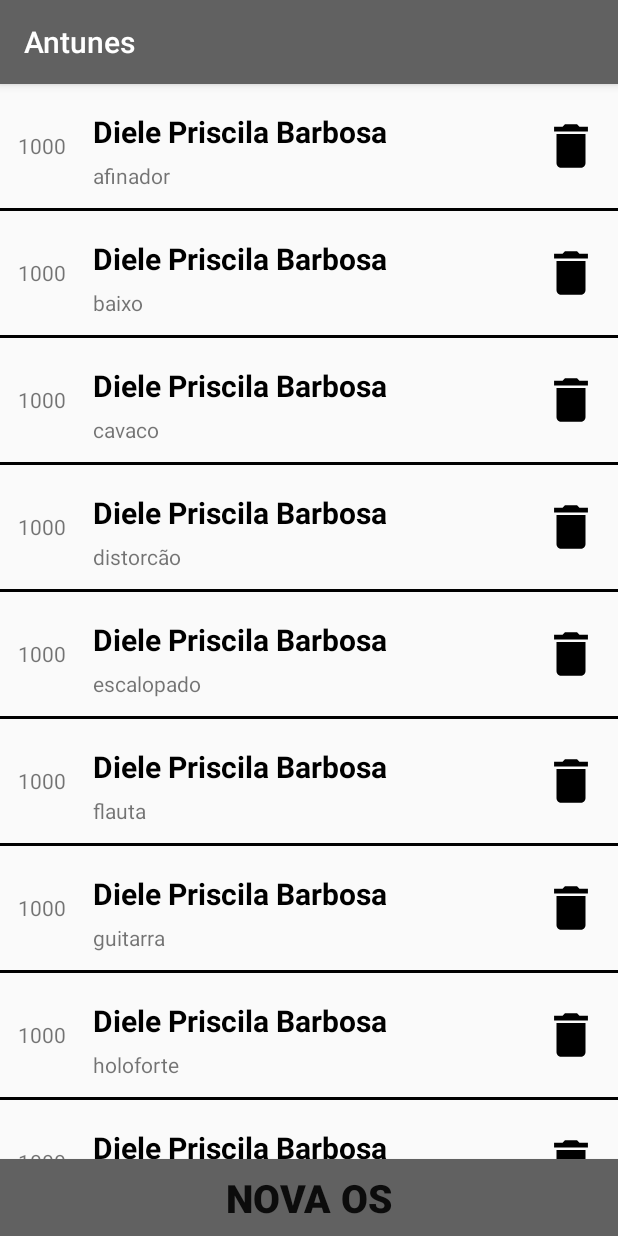
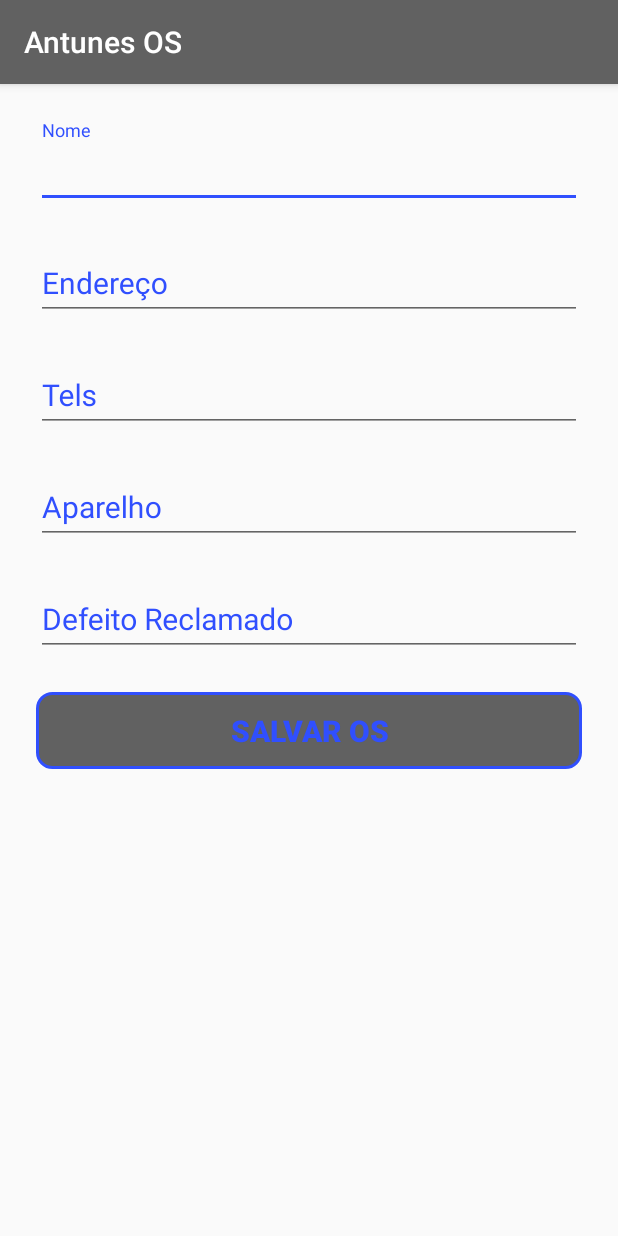
Before and after one commit to brucebarbosa/Antunes, an Android app: the screen it shows after launch (MainActivity before the commit, NovaOsActivity after it), after a tap on "NOVA OS", on a phone screen of 412 x 824 dp. Run offline under Robolectric (Android 15) with nearby library versions, the light colour scheme and no system bars.

Commit message:
Tela Nova OS finalizada

```diff
--- a/app/build.gradle
+++ b/app/build.gradle
@@ -27,4 +27,5 @@ dependencies {
     implementation "org.jetbrains.kotlin:kotlin-stdlib-jdk7:$kotlin_version"
     implementation 'com.android.support:appcompat-v7:27.1.1'
     implementation 'com.android.support:design:27.1.1'
+    implementation 'ru.egslava:MaskedEditText:1.0.5'
 }
--- a/app/src/main/AndroidManifest.xml
+++ b/app/src/main/AndroidManifest.xml
@@ -16,6 +16,9 @@
                 <category android:name="android.intent.category.LAUNCHER" />
             </intent-filter>
         </activity>
+        <activity android:name=".EditarOsActivity"
+            android:windowSoftInputMode="stateHidden|stateAlwaysHidden"/>
+        <activity android:name=".NovaOsActivity"/>
     </application>
 
 </manifest>
--- a/app/src/main/java/com/brucedesenvolve/antunes/ListaOsAdapter.kt
+++ b/app/src/main/java/com/brucedesenvolve/antunes/ListaOsAdapter.kt
@@ -2,6 +2,7 @@ package com.brucedesenvolve.antunes
 
 import android.app.AlertDialog
 import android.content.Context
+import android.content.Intent
 import android.support.v7.widget.RecyclerView
 import android.view.LayoutInflater
 import android.view.View
@@ -19,14 +20,14 @@ class ListaOsAdapter(private val teste: Array<String>, private val context: Cont
     override fun onBindViewHolder(holder: ViewHolder, position: Int) {
         val produto = teste[position]
         holder.numeroOs.text = "1000"
-        holder.nomeCliente.text = "Diele Priscila Barbosa"
-        holder.produto.text = produto
+        holder.nome.text = "Diele Priscila Barbosa"
+        holder.aparelho.text = produto
         holder.apaparOs.setOnClickListener {
-            AlertDialog.Builder(context).setMessage("Deseja realmente apagar esta OS?")
+            AlertDialog.Builder(context).setTitle("Deseja apagar esta OS?")
                     .setPositiveButton("Apagar") {_, _ -> Toast.makeText(context, "Produto: $produto", Toast.LENGTH_SHORT).show() }
                     .setNegativeButton("Cancelar") {_, _ -> return@setNegativeButton }.create().show()
         }
-        holder.itemView.setOnClickListener{Toast.makeText(context, "Esta é a linha: $position", Toast.LENGTH_SHORT).show()}
+        holder.itemView.setOnClickListener{context.startActivity(Intent(context, EditarOsActivity::class.java))}
     }
 
     override fun getItemCount(): Int {
@@ -34,9 +35,9 @@ class ListaOsAdapter(private val teste: Array<String>, private val context: Cont
     }
 
     class ViewHolder(itemView: View) : RecyclerView.ViewHolder(itemView) {
-        val numeroOs = itemView.numero_os
-        val nomeCliente = itemView.nome_cliente
-        val produto = itemView.produto
-        val apaparOs = itemView.apagar_os
+        val numeroOs = itemView.tv_numero_os
+        val nome = itemView.tv_nome
+        val aparelho = itemView.tv_aparelho
+        val apaparOs = itemView.bt_apagar_os
     }
 }
--- a/app/src/main/java/com/brucedesenvolve/antunes/MainActivity.kt
+++ b/app/src/main/java/com/brucedesenvolve/antunes/MainActivity.kt
@@ -1,5 +1,6 @@
 package com.brucedesenvolve.antunes
 
+import android.content.Intent
 import android.support.v7.app.AppCompatActivity
 import android.os.Bundle
 import android.support.v7.widget.LinearLayoutManager
@@ -12,11 +13,11 @@ class MainActivity : AppCompatActivity() {
         super.onCreate(savedInstanceState)
         setContentView(R.layout.activity_main)
 
-        criar_os.setOnClickListener {Toast.makeText(this, "Abre activity", Toast.LENGTH_SHORT).show()}
+        bt_criar_os.setOnClickListener {startActivity(Intent(this, NovaOsActivity::class.java))}
 
         val list = arrayOf("afinador", "baixo", "cavaco", "distorcão", "escalopado", "flauta", "guitarra", "holoforte", "iGuitar", "jojoba", "ll200", "mano a mano")
 
-        lista_os.layoutManager = LinearLayoutManager(this)
-        lista_os.adapter = ListaOsAdapter(list, this)
+        rv_lista_os.layoutManager = LinearLayoutManager(this)
+        rv_lista_os.adapter = ListaOsAdapter(list, this)
     }
 }
--- /dev/null
+++ b/app/src/main/java/com/brucedesenvolve/antunes/NovaOsActivity.kt
@@ -0,0 +1,12 @@
+package com.brucedesenvolve.antunes
+
+import android.support.v7.app.AppCompatActivity
+import android.os.Bundle
+
+class NovaOsActivity : AppCompatActivity() {
+
+    override fun onCreate(savedInstanceState: Bundle?) {
+        super.onCreate(savedInstanceState)
+        setContentView(R.layout.activity_nova_os)
+    }
+}
--- /dev/null
+++ b/app/src/main/res/drawable/botao_customizado.xml
@@ -0,0 +1,18 @@
+<?xml version="1.0" encoding="utf-8"?>
+<shape xmlns:android="http://schemas.android.com/apk/res/android"
+    android:shape="rectangle"
+    >
+
+    <corners
+        android:radius="10dp"
+        />
+
+    <solid
+        android:color="@color/colorPrimary"
+        />
+
+    <stroke
+        android:width="2dp"
+        android:color="@color/colorAccent"
+        />
+</shape>
--- a/app/src/main/res/layout/activity_main.xml
+++ b/app/src/main/res/layout/activity_main.xml
@@ -5,20 +5,20 @@
     android:orientation="vertical">
 
     <android.support.v7.widget.RecyclerView
-        android:id="@+id/lista_os"
+        android:id="@+id/rv_lista_os"
         android:layout_width="match_parent"
         android:layout_height="0dp"
-        android:layout_weight="1"
-        android:autofillHints="teste"/>
+        android:layout_weight="1"/>
 
     <Button
-        android:id="@+id/criar_os"
+        android:id="@+id/bt_criar_os"
         android:layout_width="match_parent"
         android:layout_height="wrap_content"
         android:padding="8dp"
         android:background="@color/colorPrimary"
         android:textSize="26sp"
         android:textStyle="bold"
-        android:text="Nova OS"/>
+        android:textColor="@color/colorAccent"
+        android:text="@string/nova_os"/>
 
 </LinearLayout>
--- /dev/null
+++ b/app/src/main/res/layout/activity_nova_os.xml
@@ -0,0 +1,99 @@
+<?xml version="1.0" encoding="utf-8"?>
+<ScrollView xmlns:android="http://schemas.android.com/apk/res/android"
+    android:layout_width="match_parent"
+    android:layout_height="match_parent"
+    android:fitsSystemWindows="true">
+
+    <LinearLayout
+        android:layout_width="match_parent"
+        android:layout_height="wrap_content"
+        android:orientation="vertical"
+        android:padding="24dp">
+
+        <android.support.design.widget.TextInputLayout
+            android:layout_width="match_parent"
+            android:layout_height="wrap_content"
+            android:layout_marginBottom="16dp"
+            android:textColorHint="@color/colorAccent">
+
+            <EditText
+                android:id="@+id/et_nome"
+                android:layout_width="match_parent"
+                android:layout_height="wrap_content"
+                android:hint="Nome"
+                android:inputType="textCapWords|textMultiLine"
+                android:textSize="20sp" />
+        </android.support.design.widget.TextInputLayout>
+
+        <android.support.design.widget.TextInputLayout
+            android:layout_width="match_parent"
+            android:layout_height="wrap_content"
+            android:layout_marginBottom="16dp"
+            android:textColorHint="@color/colorAccent">
+
+            <EditText
+                android:id="@+id/et_endereco"
+                android:layout_width="match_parent"
+                android:layout_height="wrap_content"
+                android:hint="Endereço"
+                android:inputType="textCapWords|textMultiLine"
+                android:textSize="20sp" />
+        </android.support.design.widget.TextInputLayout>
+
+        <android.support.design.widget.TextInputLayout
+            android:layout_width="match_parent"
+            android:layout_height="wrap_content"
+            android:layout_marginBottom="16dp"
+            android:textColorHint="@color/colorAccent">
+
+            <EditText
+                android:id="@+id/et_tels"
+                android:layout_width="match_parent"
+                android:layout_height="wrap_content"
+                android:hint="Tels"
+                android:inputType="phone"
+                android:textSize="20sp" />
+        </android.support.design.widget.TextInputLayout>
+
+        <android.support.design.widget.TextInputLayout
+            android:layout_width="match_parent"
+            android:layout_height="wrap_content"
+            android:layout_marginBottom="16dp"
+            android:textColorHint="@color/colorAccent">
+
+            <EditText
+                android:id="@+id/et_aparelho"
+                android:layout_width="match_parent"
+                android:layout_height="wrap_content"
+                android:hint="Aparelho"
+                android:inputType="textCapWords|textMultiLine"
+                android:textSize="20sp" />
+        </android.support.design.widget.TextInputLayout>
+
+        <android.support.design.widget.TextInputLayout
+            android:layout_width="match_parent"
+            android:layout_height="wrap_content"
+            android:layout_marginBottom="24dp"
+            android:textColorHint="@color/colorAccent">
+
+            <EditText
+                android:id="@+id/et_defeito_reclamado"
+                android:layout_width="match_parent"
+                android:layout_height="wrap_content"
+                android:hint="Defeito Reclamado"
+                android:inputType="textCapSentences|textMultiLine"
+                android:textSize="20sp" />
+        </android.support.design.widget.TextInputLayout>
+
+        <android.support.v7.widget.AppCompatButton
+            android:id="@+id/bt_salvar_os"
+            android:layout_width="match_parent"
+            android:layout_height="wrap_content"
+            android:padding="12dp"
+            android:background="@drawable/botao_customizado"
+            android:textSize="20sp"
+            android:textStyle="bold"
+            android:textColor="@color/colorAccent"
+            android:text="Salvar OS"/>
+    </LinearLayout>
+</ScrollView>
--- a/app/src/main/res/layout/item_lista_os.xml
+++ b/app/src/main/res/layout/item_lista_os.xml
@@ -12,7 +12,7 @@
         android:padding="6dp">
 
         <TextView
-            android:id="@+id/numero_os"
+            android:id="@+id/tv_numero_os"
             android:layout_width="0dp"
             android:layout_height="match_parent"
             android:layout_weight="1"
@@ -26,7 +26,7 @@
             android:padding="6dp">
 
             <TextView
-                android:id="@+id/nome_cliente"
+                android:id="@+id/tv_nome"
                 android:layout_width="match_parent"
                 android:layout_height="wrap_content"
                 android:padding="6dp"
@@ -36,7 +36,7 @@
                 android:textColor="@color/colorPrimaryDark"/>
 
             <TextView
-                android:id="@+id/produto"
+                android:id="@+id/tv_aparelho"
                 android:layout_width="match_parent"
                 android:layout_height="wrap_content"
                 android:paddingStart="6dp"
@@ -45,7 +45,7 @@
         </LinearLayout>
 
         <ImageView
-            android:id="@+id/apagar_os"
+            android:id="@+id/bt_apagar_os"
             android:layout_width="0dp"
             android:layout_height="match_parent"
             android:layout_weight="1"
--- a/app/src/main/res/values/colors.xml
+++ b/app/src/main/res/values/colors.xml
@@ -2,5 +2,5 @@
 <resources>
     <color name="colorPrimary">#616161</color>
     <color name="colorPrimaryDark">#000000</color>
-    <color name="colorAccent">#78909C</color>
+    <color name="colorAccent">#304FFE</color>
 </resources>
--- a/app/src/main/res/values/strings.xml
+++ b/app/src/main/res/values/strings.xml
@@ -1,3 +1,5 @@
 <resources>
-    <string name="app_name">Antunes</string>
+    <string name="app_name">Antunes OS</string>
+
+    <string name="nova_os">Nova OS</string>
 </resources>
```
Also changed, not shown: app/src/main/java/com/brucedesenvolve/antunes/EditarOsActivity.kt (added, +12 -0 lines), app/src/main/res/layout/activity_editar_os.xml (added, +267 -0 lines).
